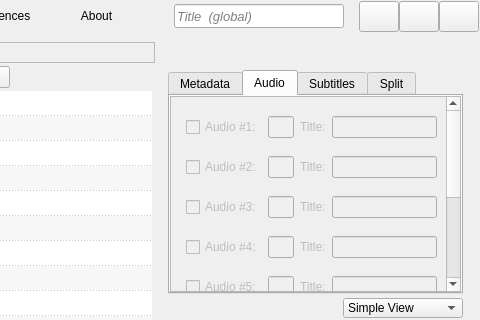
CineEncoder/cine-encoder, file app/mainwindow.ui: the form before one commit; both pictures show x 476 to 956 and y 0 to 320 of the 956 by 676 pixel window.
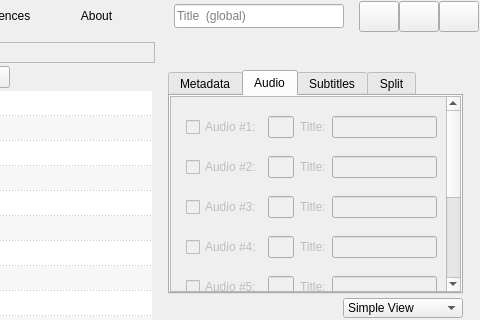
The form after the commit. The open tabs and pages were chosen to show the change. Icons and pictures are not drawn.

Commit message: Update description and work with fonts

The edit to the form file:
```diff
--- a/app/mainwindow.ui
+++ b/app/mainwindow.ui
@@ -5928,14 +5928,6 @@
                 <height>24</height>
                </size>
               </property>
-              <property name="font">
-               <font>
-                <family>Segoe UI</family>
-                <pointsize>10</pointsize>
-                <italic>true</italic>
-                <kerning>true</kerning>
-               </font>
-              </property>
               <property name="toolTip">
                <string>Add title for all files</string>
               </property>
```
Left out of the diff: 12 changed lines with no effect on the pictures. The commit also changes 7 other files.
